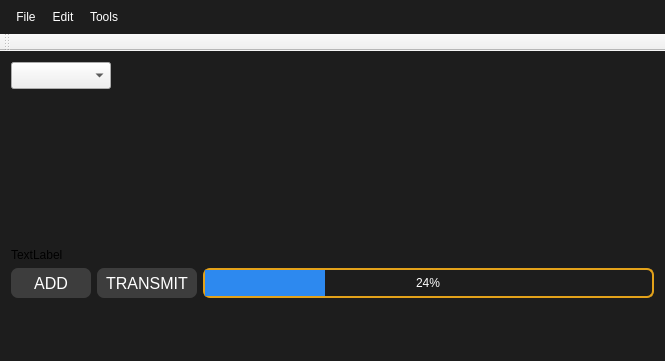
This is src/window_munk_power_supply/main_window.ui in dmherrington/ECM-Control-System as Qt 5 draws it before an edit. The edited form follows.
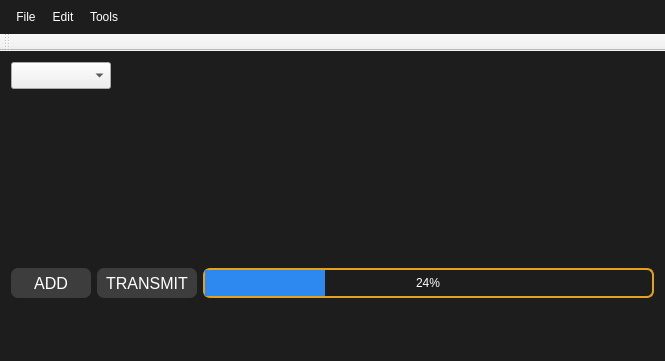
This is the edited form. Icons and pictures are not drawn. Custom widgets are drawn as their Qt base class.

The edit to the form file:
```diff
--- a/src/window_munk_power_supply/main_window.ui
+++ b/src/window_munk_power_supply/main_window.ui
@@ -306,13 +306,6 @@
         </property>
        </spacer>
       </item>
-      <item row="2" column="0">
-       <widget class="QLabel" name="label">
-        <property name="text">
-         <string>TextLabel</string>
-        </property>
-       </widget>
-      </item>
      </layout>
     </item>
     <item row="0" column="1">
```
Left out of the diff: 31 changed lines with no effect on the pictures.
